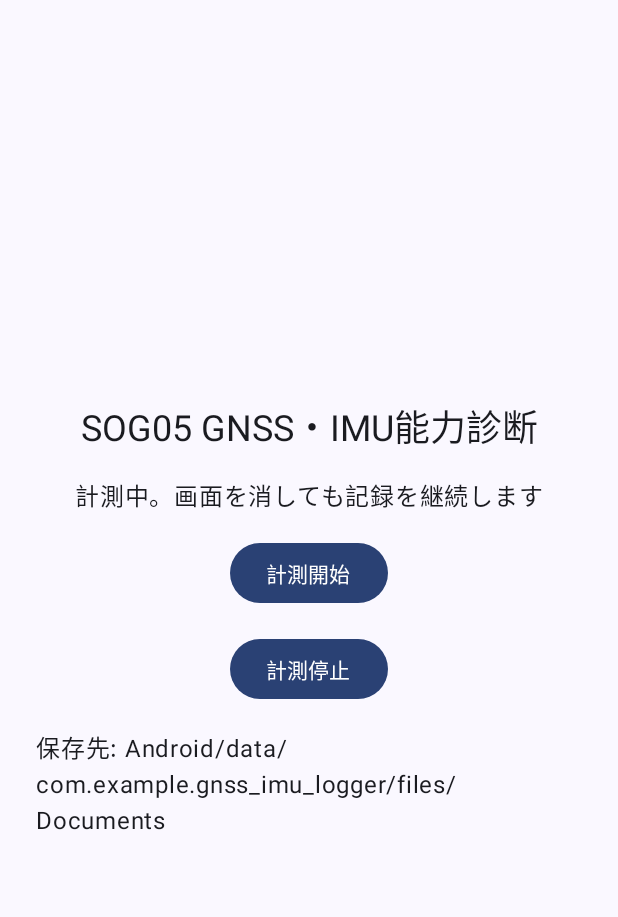
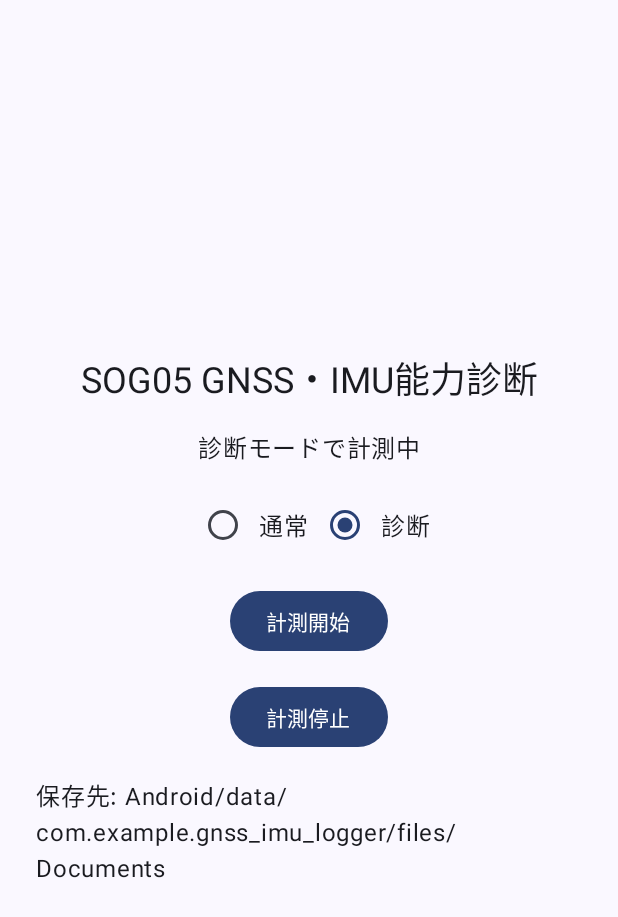
Before and after one commit to shimoe/GNSS_IMU_logger, an Android app built with Jetpack Compose: the screen it shows after launch (MainActivity), after a tap on "計測開始", on a phone screen of 412 x 824 dp. Shown: the top 917 px of the screen. Run offline under Robolectric (Android 15) with nearby library versions, the light colour scheme and no system bars.

Commit message:
feat: #1 計測ログ基盤を完成
実走行時にGNSSとIMUを共通時刻で安定記録し、通常計測と診断計測を使い分けるため。

- GNSS・IMU・環境センサーをセッション単位で保存
- 通常モードと診断モードを追加
- 計測統計と保存容量をsession.jsonへ保存
- 容量監視と未完了セッション検出を追加
- 実走行でIMU約211 Hz、ドロップ0件を確認

```diff
--- a/app/src/main/java/com/example/gnss_imu_logger/MainActivity.kt
+++ b/app/src/main/java/com/example/gnss_imu_logger/MainActivity.kt
@@ -10,10 +10,12 @@ import androidx.activity.compose.setContent
 import androidx.activity.result.contract.ActivityResultContracts
 import androidx.compose.foundation.layout.Arrangement
 import androidx.compose.foundation.layout.Column
+import androidx.compose.foundation.layout.Row
 import androidx.compose.foundation.layout.fillMaxSize
 import androidx.compose.foundation.layout.padding
 import androidx.compose.material3.Button
 import androidx.compose.material3.MaterialTheme
+import androidx.compose.material3.RadioButton
 import androidx.compose.material3.Surface
 import androidx.compose.material3.Text
 import androidx.compose.runtime.Composable
@@ -24,10 +26,12 @@ import androidx.compose.ui.Alignment
 import androidx.compose.ui.Modifier
 import androidx.compose.ui.unit.dp
 import androidx.core.content.ContextCompat
+import com.example.gnss_imu_logger.model.LogMode
 import com.example.gnss_imu_logger.ui.theme.GNSS_IMU_loggerTheme
 
 class MainActivity : ComponentActivity() {
     private var status by mutableStateOf("停止中")
+    private var mode by mutableStateOf(LogMode.DIAGNOSTIC)
 
     private val permissionLauncher = registerForActivityResult(
         ActivityResultContracts.RequestMultiplePermissions()
@@ -41,7 +45,13 @@ class MainActivity : ComponentActivity() {
         setContent {
             GNSS_IMU_loggerTheme {
                 Surface(modifier = Modifier.fillMaxSize()) {
-                    LoggerScreen(status, ::requestStart, ::stopLogger)
+                    LoggerScreen(
+                        status = status,
+                        mode = mode,
+                        onModeChanged = { mode = it },
+                        onStart = ::requestStart,
+                        onStop = ::stopLogger
+                    )
                 }
             }
         }
@@ -52,17 +62,19 @@ class MainActivity : ComponentActivity() {
         if (Build.VERSION.SDK_INT >= Build.VERSION_CODES.TIRAMISU) {
             permissions += Manifest.permission.POST_NOTIFICATIONS
         }
-        if (permissions.all { ContextCompat.checkSelfPermission(this, it) == PackageManager.PERMISSION_GRANTED }) {
-            startLogger()
-        } else {
-            permissionLauncher.launch(permissions.toTypedArray())
-        }
+        if (permissions.all {
+                ContextCompat.checkSelfPermission(this, it) ==
+                    PackageManager.PERMISSION_GRANTED
+            }
+        ) startLogger() else permissionLauncher.launch(permissions.toTypedArray())
     }
 
     private fun startLogger() {
-        val intent = Intent(this, LoggerService::class.java).setAction(LoggerService.ACTION_START)
+        val intent = Intent(this, LoggerService::class.java)
+            .setAction(LoggerService.ACTION_START)
+            .putExtra(LoggerService.EXTRA_LOG_MODE, mode.name)
         ContextCompat.startForegroundService(this, intent)
-        status = "計測中。画面を消しても記録を継続します"
+        status = "${if (mode == LogMode.NORMAL) "通常" else "診断"}モードで計測中"
     }
 
     private fun stopLogger() {
@@ -72,7 +84,13 @@ class MainActivity : ComponentActivity() {
 }
 
 @Composable
-private fun LoggerScreen(status: String, onStart: () -> Unit, onStop: () -> Unit) {
+private fun LoggerScreen(
+    status: String,
+    mode: LogMode,
+    onModeChanged: (LogMode) -> Unit,
+    onStart: () -> Unit,
+    onStop: () -> Unit
+) {
     Column(
         modifier = Modifier.fillMaxSize().padding(24.dp),
         verticalArrangement = Arrangement.spacedBy(16.dp, Alignment.CenterVertically),
@@ -80,6 +98,18 @@ private fun LoggerScreen(status: String, onStart: () -> Unit, onStop: () -> Unit
     ) {
         Text("SOG05 GNSS・IMU能力診断", style = MaterialTheme.typography.headlineSmall)
         Text(status)
+        Row(verticalAlignment = Alignment.CenterVertically) {
+            RadioButton(
+                selected = mode == LogMode.NORMAL,
+                onClick = { onModeChanged(LogMode.NORMAL) }
+            )
+            Text("通常")
+            RadioButton(
+                selected = mode == LogMode.DIAGNOSTIC,
+                onClick = { onModeChanged(LogMode.DIAGNOSTIC) }
+            )
+            Text("診断")
+        }
         Button(onClick = onStart) { Text("計測開始") }
         Button(onClick = onStop) { Text("計測停止") }
         Text("保存先: Android/data/com.example.gnss_imu_logger/files/Documents")
--- a/app/src/main/java/com/example/gnss_imu_logger/log/SessionContext.kt
+++ b/app/src/main/java/com/example/gnss_imu_logger/log/SessionContext.kt
@@ -9,6 +9,7 @@ import com.example.gnss_imu_logger.model.LogMode
 import com.example.gnss_imu_logger.model.SessionEvent
 import com.example.gnss_imu_logger.model.SessionMetadata
 import com.example.gnss_imu_logger.model.SessionStatus
+import com.example.gnss_imu_logger.model.SessionSummary
 import com.example.gnss_imu_logger.time.TimeSynchronizer
 import java.io.Closeable
 import java.io.File
@@ -70,14 +71,15 @@ class SessionContext(context: Context, val mode: LogMode) : Closeable {
         )
     }
 
-    fun complete() {
+    fun complete(summary: SessionSummary) {
         val endElapsedNs = SystemClock.elapsedRealtimeNanos()
         event(EventLevel.INFO, EventType.SESSION_COMPLETED, "計測セッションを正常終了しました")
         events.flush()
         metadata = metadata.copy(
             status = SessionStatus.COMPLETED,
             endElapsedNs = endElapsedNs,
-            endUtcNs = time.estimateUtcNs(endElapsedNs)
+            endUtcNs = time.estimateUtcNs(endElapsedNs),
+            summary = summary
         )
         metadataWriter.write(metadata)
         if (!incompleteFile.delete() && incompleteFile.exists()) {
--- a/app/src/main/java/com/example/gnss_imu_logger/model/SessionEvent.kt
+++ b/app/src/main/java/com/example/gnss_imu_logger/model/SessionEvent.kt
@@ -27,6 +27,8 @@ enum class EventType {
     SCREEN_OFF,
     UTC_OFFSET_CHANGED,
     WRITE_ERROR,
+    LOW_STORAGE,
+    INCOMPLETE_SESSION_FOUND,
     STOP_REQUESTED,
     SESSION_COMPLETED,
     SERVICE_DESTROYED
--- a/app/src/main/java/com/example/gnss_imu_logger/model/SessionMetadata.kt
+++ b/app/src/main/java/com/example/gnss_imu_logger/model/SessionMetadata.kt
@@ -19,5 +19,6 @@ data class SessionMetadata(
     val initialUtcOffsetNs: Long,
     val endElapsedNs: Long? = null,
     val endUtcNs: Long? = null,
-    val errorMessage: String? = null
+    val errorMessage: String? = null,
+    val summary: SessionSummary? = null
 )
```
Also changed, not shown: app/src/main/java/com/example/gnss_imu_logger/LoggerService.kt (+83 -21 lines), app/src/main/java/com/example/gnss_imu_logger/log/SessionMetadataWriter.kt (+56 -50 lines), app/src/main/java/com/example/gnss_imu_logger/model/SensorSummary.kt (added, +30 -0 lines), app/src/main/java/com/example/gnss_imu_logger/storage/IncompleteSessionScanner.kt (added, +16 -0 lines), app/src/main/java/com/example/gnss_imu_logger/storage/StorageMonitor.kt (added, +60 -0 lines).
